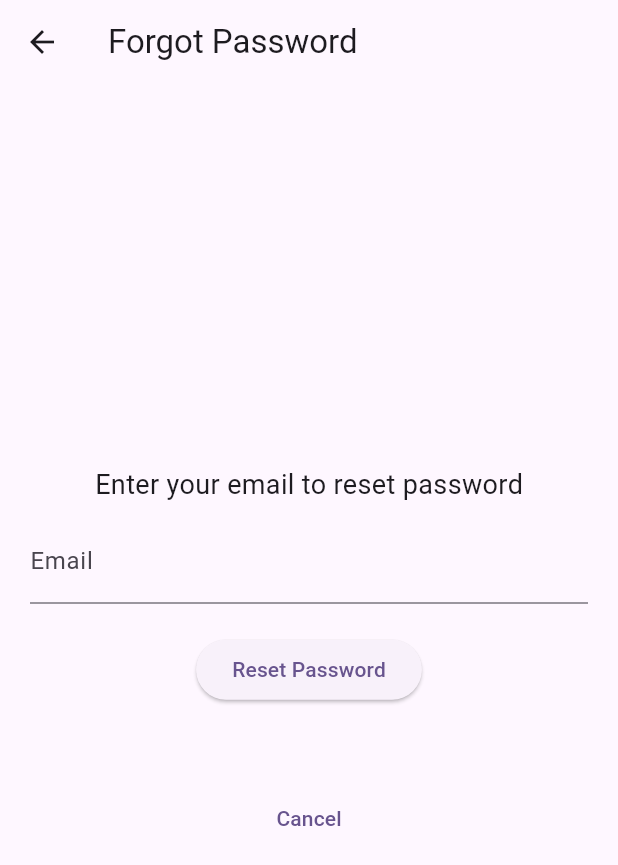
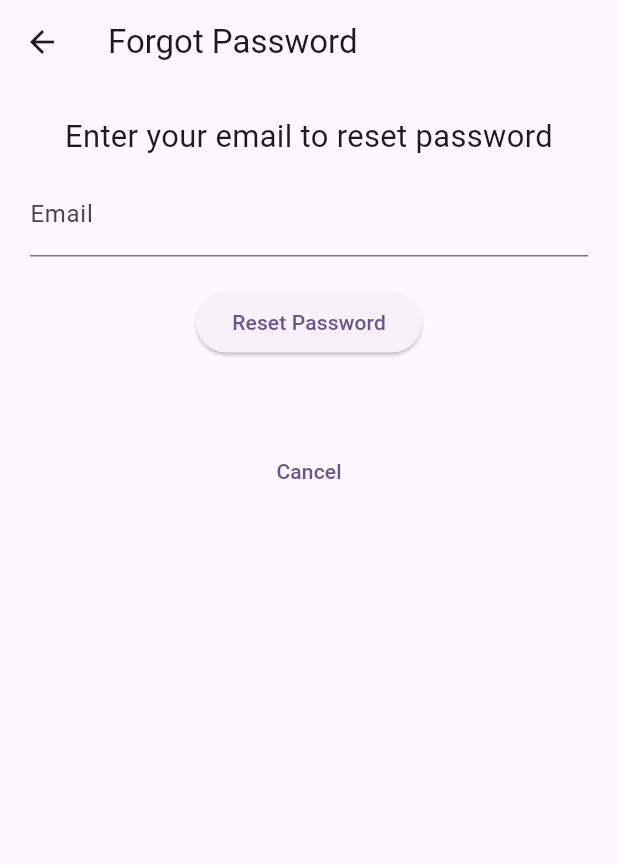
Before and after one commit to knjain1995/kccarpoolapp, a Flutter app: the LoginScreen screen opened by its route, after a tap on "Login", after a tap on "Forgot Password?", on a phone screen of 412 x 824 dp. Shown: the top 865 px of the screen. Run offline on Flutter 3.47's test engine with Material 3 defaults, Android fonts, the phone set to English and light mode, and no system bars; our stand-ins replace firebase_auth, firebase_core; accounts and stored records are empty; network calls fail.

Commit message:
improved look and feel of login and forgot password screens

```diff
--- a/lib/modules/auth/screens/forgot_password_screen.dart
+++ b/lib/modules/auth/screens/forgot_password_screen.dart
@@ -32,13 +32,20 @@ class _ForgotPasswordScreenState extends State<ForgotPasswordScreen> {
   Widget build(BuildContext context) {
     return Scaffold(
       appBar: AppBar(title: Text("Forgot Password")),
-      body: Padding(
+      body: SingleChildScrollView( // Ensures content is scrollable on small screens
+        child: Padding(
           padding: EdgeInsets.all(20),
           child: Column(
             mainAxisAlignment: MainAxisAlignment.center,
             children: [
               /// Instruction text for the user
-            Text("Enter your email to reset password", style: TextStyle(fontSize: 18)),
+              Text(
+                "Enter your email to reset password",
+                style: TextStyle(
+                  fontSize: MediaQuery.of(context).size.width * 0.05, // Responsive font size
+                ),
+                textAlign: TextAlign.center,
+              ),
               SizedBox(height: 10),
 
               /// Email input field
@@ -72,6 +79,7 @@ class _ForgotPasswordScreenState extends State<ForgotPasswordScreen> {
             ],
           ),
         ),
+      ),
     );
   }
 }
--- a/lib/modules/auth/screens/login_screen.dart
+++ b/lib/modules/auth/screens/login_screen.dart
@@ -55,6 +55,7 @@ class _LoginScreenState extends State<LoginScreen> {
   Widget build(BuildContext context) {
     return Scaffold(
       body: Center(
+        child: SingleChildScrollView( // Allows scrolling on smaller screens
           child: Padding(
             padding: EdgeInsets.all(20),
             child: Column(
@@ -63,7 +64,10 @@ class _LoginScreenState extends State<LoginScreen> {
                 /// Display Login or Sign Up title based on mode
                 Text(
                   isSignupMode ? "Sign Up" : "Login",
-                style: TextStyle(fontSize: 24, fontWeight: FontWeight.bold),
+                  style: TextStyle(
+                    fontSize: MediaQuery.of(context).size.width * 0.08, // Adjusts size based on screen width
+                    fontWeight: FontWeight.bold,
+                  ),
                 ),
                 SizedBox(height: 20),
 
@@ -128,6 +132,7 @@ class _LoginScreenState extends State<LoginScreen> {
             ),
           ),
         ),
+      ),
     );
   }
 }
```
Lines whose indentation alone changed are shown as unchanged.
